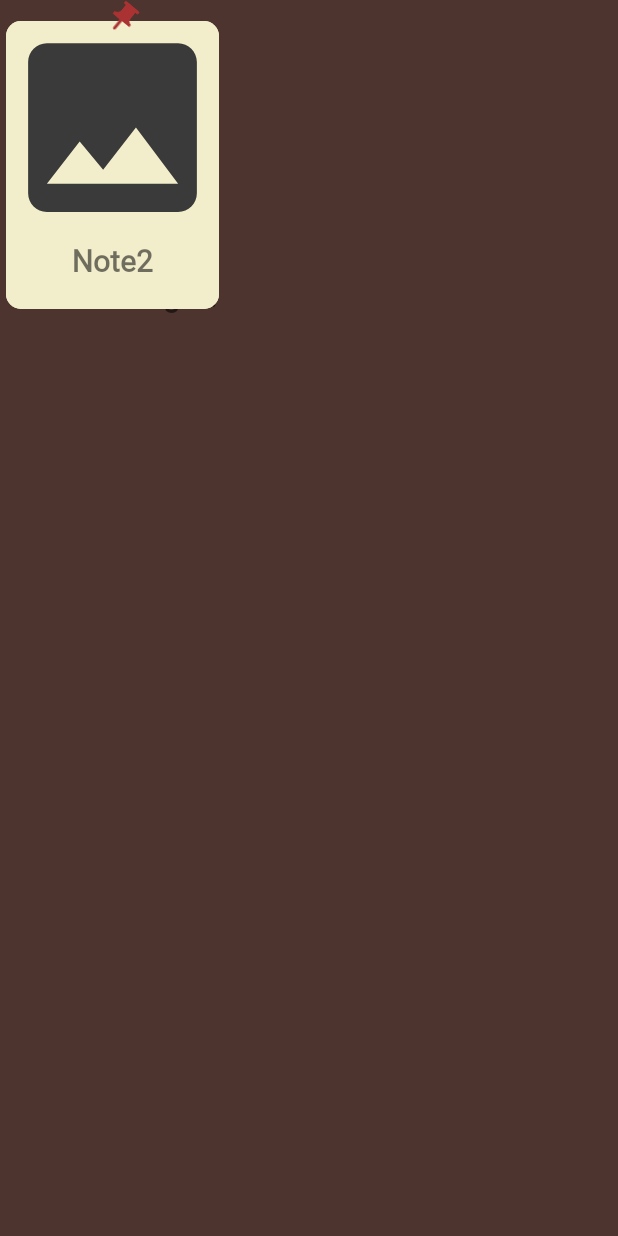
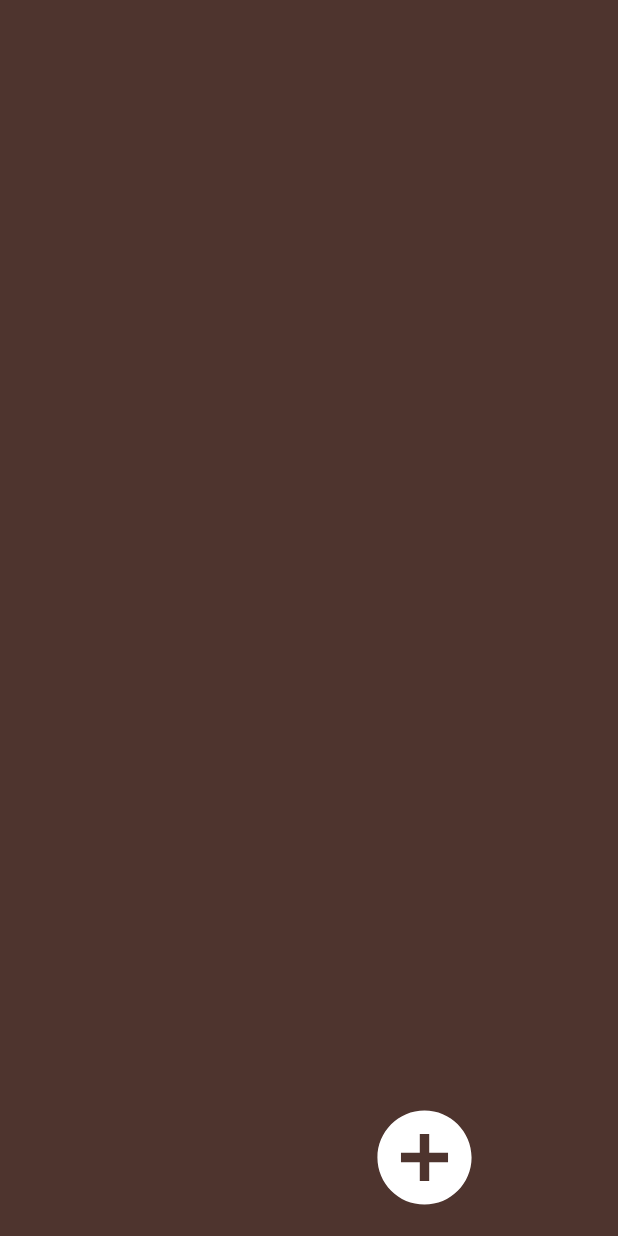
Before and after one commit to akhoanv/CorkIO, an Android app: the screen it shows after launch (MainActivity), on a phone screen of 412 x 824 dp. Run offline under Robolectric (Android 15) with nearby library versions, the phone set to English and light mode, and no system bars.

Commit message:
Added "add" button for note

```diff
--- a/app/src/main/java/com/cork/io/MainActivity.java
+++ b/app/src/main/java/com/cork/io/MainActivity.java
@@ -3,15 +3,22 @@ package com.cork.io;
 import androidx.fragment.app.FragmentActivity;
 
 import android.annotation.SuppressLint;
+import android.graphics.Color;
 import android.os.Build;
 import android.os.Bundle;
+import android.util.DisplayMetrics;
 import android.view.View;
 import android.view.Window;
 import android.view.WindowManager;
+import android.widget.Button;
+import android.widget.ImageButton;
 import android.widget.LinearLayout;
+import android.widget.RelativeLayout;
 
 import com.cork.io.fragment.Board;
 import com.cork.io.fragment.Note;
+
+import java.util.Random;
 
 public class MainActivity extends FragmentActivity {
     private Board mainBoard;
@@ -54,10 +61,19 @@ public class MainActivity extends FragmentActivity {
 
         // Initialization
         mainBoard = new Board(this);
-        ((LinearLayout) findViewById(R.id.app_view)).addView(mainBoard);
+        ((RelativeLayout) findViewById(R.id.app_view)).addView(mainBoard);
 
-        addNote("Note with long title and longer and longer", R.drawable.icon);
-        addNote("Note2", R.drawable.icon);
+        DisplayMetrics displayMetrics = getApplicationContext().getResources().getDisplayMetrics();
+
+        ImageButton addButton = new ImageButton(this);
+        addButton.setBackgroundColor(Color.TRANSPARENT);
+        addButton.setImageResource(R.drawable.add);
+        addButton.setX(displayMetrics.widthPixels - 250);
+        addButton.setY(displayMetrics.heightPixels - 150);
+        ((RelativeLayout) findViewById(R.id.app_view)).addView(addButton);
+        addButton.setOnClickListener(view -> {
+            addNote(new Random().nextInt(61) + 20 + "", R.drawable.icon);
+        });
     }
 
     public void addNote(final String title, final int imageResource) {
--- /dev/null
+++ b/app/src/main/res/drawable/add.xml
@@ -0,0 +1,5 @@
+<vector android:height="75dp" android:tint="#FFFFFF"
+    android:viewportHeight="24" android:viewportWidth="24"
+    android:width="75dp" xmlns:android="http://schemas.android.com/apk/res/android">
+    <path android:fillColor="@android:color/white" android:pathData="M12,2C6.48,2 2,6.48 2,12s4.48,10 10,10 10,-4.48 10,-10S17.52,2 12,2zM17,13h-4v4h-2v-4L7,13v-2h4L11,7h2v4h4v2z"/>
+</vector>
--- a/app/src/main/res/layout/activity_main.xml
+++ b/app/src/main/res/layout/activity_main.xml
@@ -1,5 +1,5 @@
 <?xml version="1.0" encoding="utf-8"?>
-<LinearLayout xmlns:android="http://schemas.android.com/apk/res/android"
+<RelativeLayout xmlns:android="http://schemas.android.com/apk/res/android"
     xmlns:app="http://schemas.android.com/apk/res-auto"
     xmlns:tools="http://schemas.android.com/tools"
     android:layout_width="match_parent"
@@ -8,4 +8,4 @@
     android:id="@+id/app_view"
     android:orientation="horizontal">
 
-</LinearLayout>
+</RelativeLayout>
```
